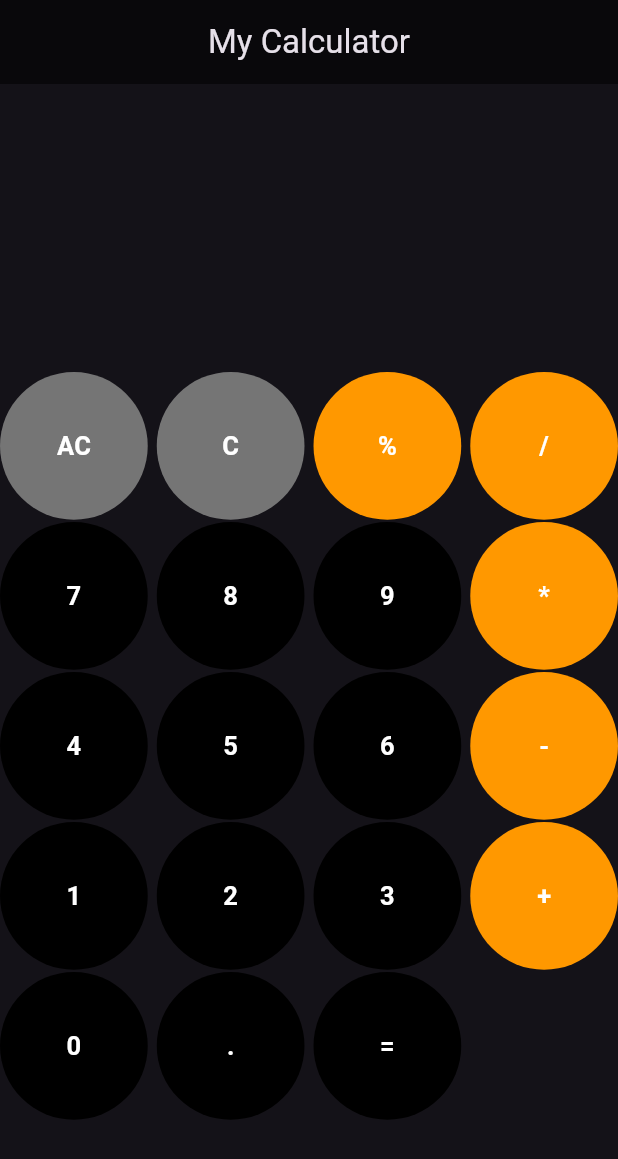
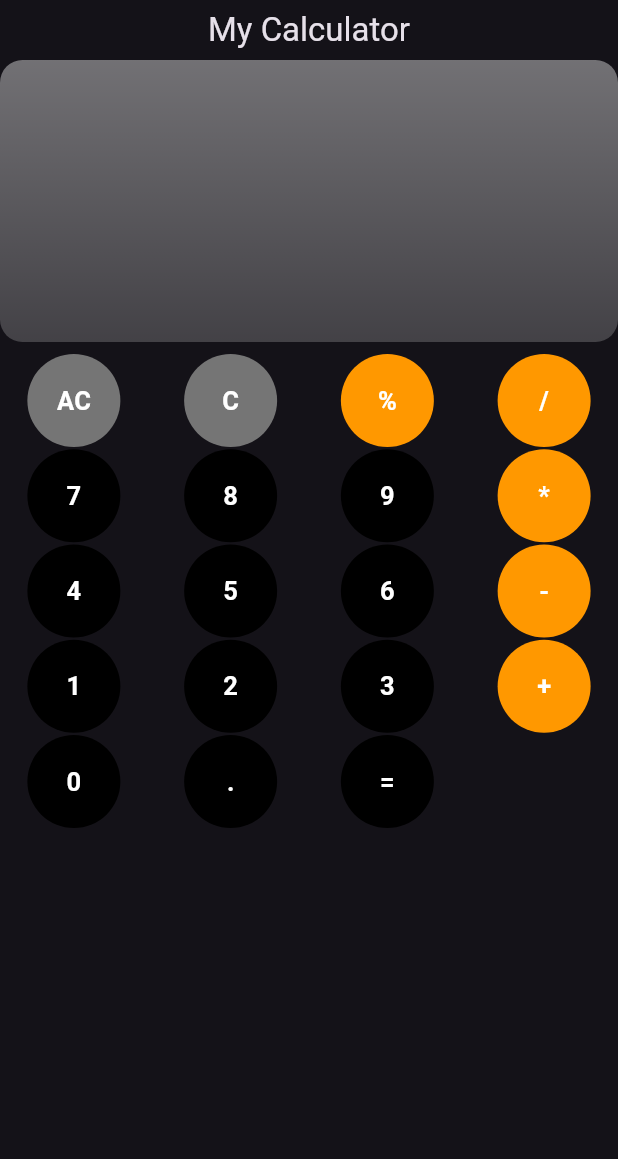
Before and after one commit to Jessedancr/Flutter, a Flutter app: the screen it shows after launch, on a phone screen of 412 x 824 dp. Shown: the top 1159 px of the screen. Run offline on Flutter 3.47's test engine with Material 3 defaults, Android fonts, the phone set to English and light mode, and no system bars; our stand-ins replace flutter_slidable, math_expressions.

Commit message:
Changes: splash effect on buttons, glass effect on Q&A space

```diff
--- a/calculator/lib/calculator.dart
+++ b/calculator/lib/calculator.dart
@@ -1,7 +1,7 @@
 import 'package:flutter/material.dart';
+import 'glass_box.dart';
 import 'my_button.dart';
 import 'package:math_expressions/math_expressions.dart';
-
 
 class Calculator extends StatefulWidget {
   const Calculator({super.key});
@@ -79,17 +79,20 @@ class _CalculatorState extends State<Calculator> {
   Widget build(BuildContext context) {
     return Scaffold(
       appBar: AppBar(
-        backgroundColor: Colors.black54,
+        backgroundColor: Colors.transparent,
         title: Text('My Calculator'),
         centerTitle: true,
         elevation: 0.0,
+        toolbarHeight: 40.0,
       ),
       body: Center(
         child: Column(
           // Question and answer expanded widget
           children: [
             Expanded(
-              child: Container(
+              child: Padding(
+                padding: const EdgeInsets.only(bottom: 8.0),
+                child: GlassBox(
                   child: Column(
                     mainAxisAlignment: MainAxisAlignment.spaceEvenly,
                     children: [
@@ -113,6 +116,7 @@ class _CalculatorState extends State<Calculator> {
                   ),
                 ),
               ),
+            ),
 
             // Buttons' expanded widget
             Expanded(
@@ -123,13 +127,14 @@ class _CalculatorState extends State<Calculator> {
                   childAspectRatio: 1.2 / 1.2,
                   crossAxisSpacing: 6,
                   mainAxisSpacing: 1.5,
-                  //mainAxisExtent: 63.0
+                  mainAxisExtent: 62.0
                 ),
                 itemCount: buttons.length,
                 itemBuilder: (context, index) {
                   if (index == 0 || index == 1) {
                     // Clear and AC buttons
                     return MyButton(
+                      splashColor: Colors.grey[400],
                       buttonColor: Colors.grey[600],
                       buttonText: buttons[index],
                       textColor: Colors.white,
@@ -139,6 +144,7 @@ class _CalculatorState extends State<Calculator> {
                   // Equal button
                   else if (index == buttons.length - 1) {
                     return MyButton(
+                      splashColor: Colors.grey,
                       buttonTapped: () {
                         setState(() {
                           equalPressed();
@@ -150,9 +156,11 @@ class _CalculatorState extends State<Calculator> {
                       buttonText: buttons[index],
                       textColor: Colors.white,
                     );
-
                   } else {
                     return MyButton(
+                      splashColor: isOperator(buttons[index])
+                          ? Colors.white
+                          : Colors.grey,
                       buttonTapped: () {
                         setState(() {
                           userQuestion += buttons[index];
--- /dev/null
+++ b/calculator/lib/glass_box.dart
@@ -0,0 +1,41 @@
+import 'dart:ui';
+
+import 'package:flutter/material.dart';
+
+class GlassBox extends StatelessWidget {
+  final child;
+  const GlassBox({super.key, required this.child});
+
+  @override
+  Widget build(BuildContext context) {
+    return Stack(
+      children: [
+        // Blur effect
+        BackdropFilter(
+          filter: ImageFilter.blur(sigmaX: 5, sigmaY: 5,),
+        ),
+
+        // Gradient effect
+        ClipRRect(
+          borderRadius: BorderRadius.circular(15.0),
+          child: Container(
+            decoration: BoxDecoration(
+              gradient: LinearGradient(
+                colors: [
+                  Colors.white.withOpacity(0.4),
+                  Colors.white.withOpacity(0.2),
+                ],
+                begin: Alignment.topLeft,
+                end: Alignment.bottomLeft,
+              ),
+
+            ),
+          ),
+        ),
+
+        // Child
+        child,
+      ],
+    );
+  }
+}
--- a/calculator/lib/my_button.dart
+++ b/calculator/lib/my_button.dart
@@ -5,23 +5,28 @@ class MyButton extends StatelessWidget {
   final buttonColor;
   final textColor;
   final buttonTapped;
+  final splashColor;
   // Costructor
   const MyButton({
     required this.buttonColor,
     required this.buttonText,
     required this.textColor,
     required this.buttonTapped,
+    required this.splashColor,
   });
 
   @override
   Widget build(BuildContext context) {
-    return GestureDetector(
-      onTap: buttonTapped,
-      child: Container(
-        decoration: BoxDecoration(
-          shape: BoxShape.circle,
-          color: buttonColor,
-        ),
+    return Ink(
+      decoration: BoxDecoration(
+        color: buttonColor,
+        shape: BoxShape.circle
+      ),
+      child: InkWell(
+        splashFactory: InkSparkle.splashFactory,
+        customBorder: CircleBorder(),
+        splashColor: splashColor,
+        onTap: buttonTapped,
         child: Center(
           child: Text(
             buttonText,
```
Lines whose indentation alone changed are shown as unchanged.
